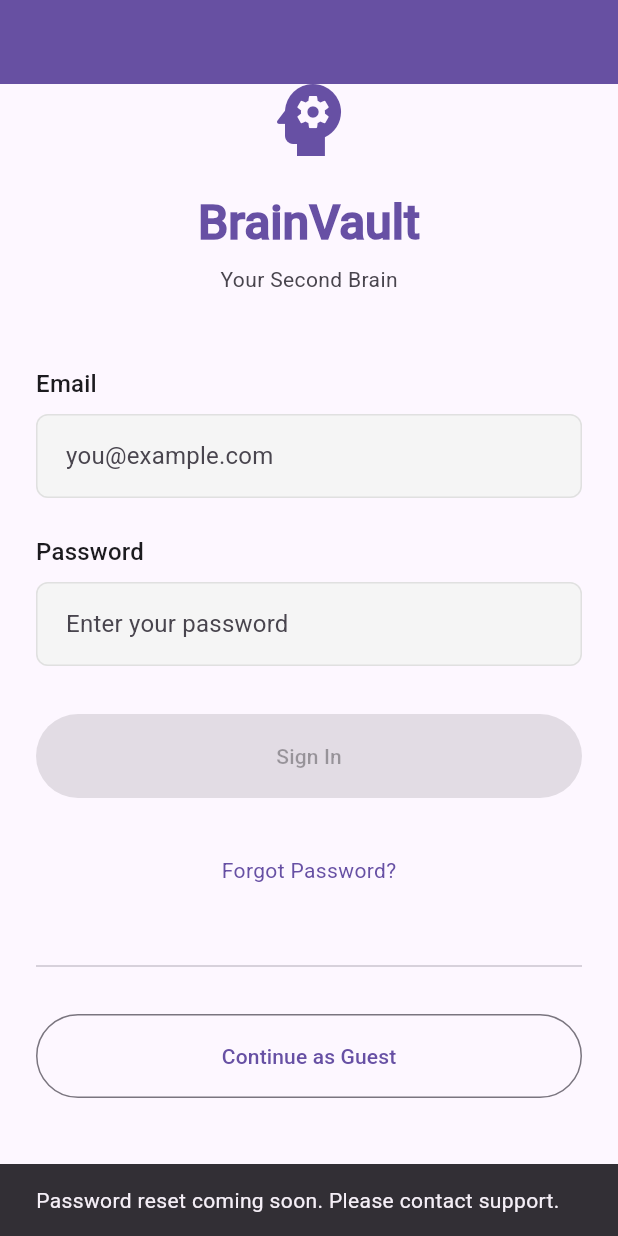
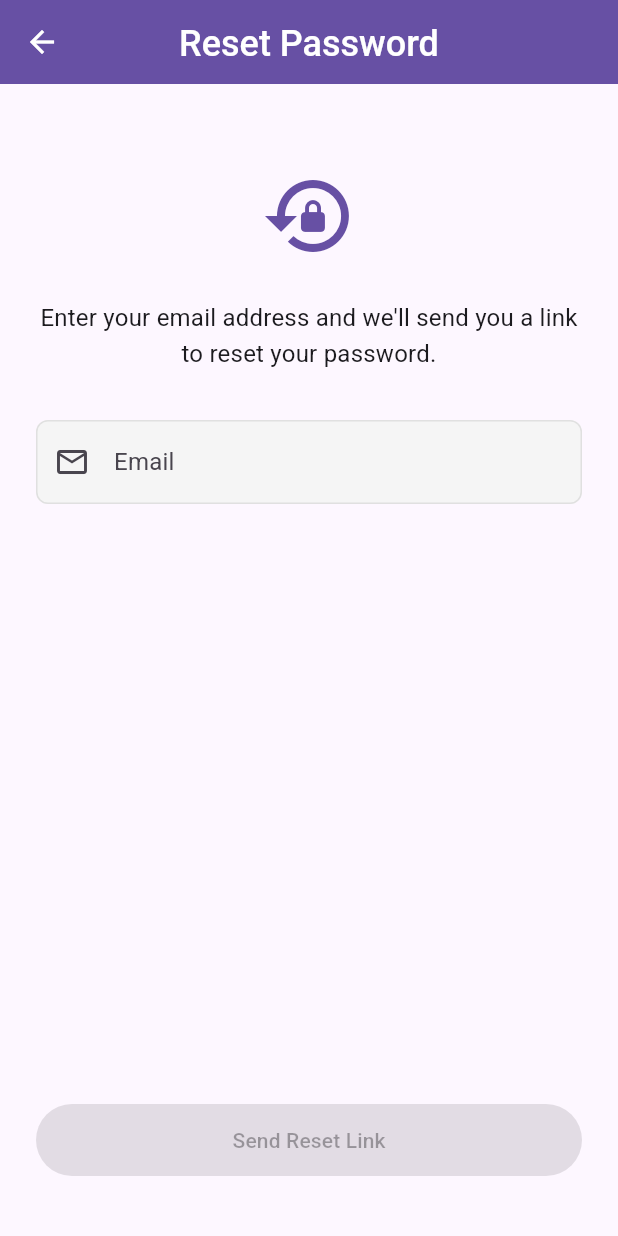
Before and after one commit to AvishkaGihan/brainvault-rag-mobile, a Flutter app: the screen it shows after launch, scrolled down 64 dp, after a tap on "Forgot Password?", on a phone screen of 412 x 824 dp. Run offline on Flutter 3.47's test engine with Material 3 defaults, Android fonts, the phone set to English and light mode, and no system bars; our stand-ins replace cloud_firestore, dio, firebase_auth, firebase_core, flutter_riverpod, go_router and 1 more; accounts and stored records are empty; generated files the repository leaves out were written again.

Commit message:
feat: implement password reset feature (Story 2-6)
- Add ResetPasswordUseCase for password reset business logic
- Implement forgot password screen with email validation
- Add password reset form provider for consistent state management
- Create comprehensive unit and widget tests
- Fix email validation to use centralized validators
- Update auth provider with password reset functionality
- Add route configuration for forgot password screen

All acceptance criteria met:
- Forgot password link on login screen
- Password reset screen UI with validation
- Send reset email with success/error handling
- Security: prevents email enumeration attacks
- Loading states and user feedback
- Navigation and error handling

```diff
--- a/mobile/lib/app/routes.dart
+++ b/mobile/lib/app/routes.dart
@@ -7,6 +7,7 @@ import '../features/auth/presentation/providers/auth_provider.dart';
 import '../features/auth/presentation/screens/login_screen.dart';
 import '../features/auth/presentation/screens/register_screen.dart';
 import '../features/auth/presentation/screens/splash_screen.dart';
+import '../features/auth/presentation/screens/forgot_password_screen.dart';
 import '../features/documents/presentation/screens/documents_screen.dart';
 import '../features/chat/presentation/screens/chat_screen.dart';
 import '../features/settings/presentation/screens/settings_screen.dart';
@@ -56,7 +57,8 @@ final routerProvider = Provider<GoRouter>((ref) {
       final user = authState.value;
       final isLoggingIn =
           state.matchedLocation == '/login' ||
-          state.matchedLocation == '/register';
+          state.matchedLocation == '/register' ||
+          state.matchedLocation == '/forgot-password';
       final isSplash = state.matchedLocation == '/';
 
       // User is authenticated
@@ -81,6 +83,11 @@ final routerProvider = Provider<GoRouter>((ref) {
       GoRoute(
         path: '/register',
         builder: (context, state) => const RegisterScreen(),
+      ),
+      GoRoute(
+        path: '/forgot-password',
+        name: 'forgot-password',
+        builder: (context, state) => const ForgotPasswordScreen(),
       ),
       GoRoute(path: '/home', builder: (context, state) => const HomeScreen()),
       GoRoute(
--- a/mobile/lib/features/auth/data/datasources/auth_remote_datasource.dart
+++ b/mobile/lib/features/auth/data/datasources/auth_remote_datasource.dart
@@ -30,6 +30,9 @@ abstract class AuthRemoteDataSource {
 
   /// Sign out the current user
   Future<void> signOut();
+
+  /// Send password reset email
+  Future<void> sendPasswordResetEmail(String email);
 }
 
 /// Implementation of AuthRemoteDataSource
@@ -115,6 +118,19 @@ class AuthRemoteDataSourceImpl implements AuthRemoteDataSource {
     }
   }
 
+  @override
+  Future<void> sendPasswordResetEmail(String email) async {
+    try {
+      await _firebaseAuth.sendPasswordResetEmail(email: email.trim());
+    } on FirebaseAuthException catch (e) {
+      throw AuthException(_mapFirebaseError(e));
+    } catch (e) {
+      throw AuthException(
+        'Failed to send password reset email: ${e.toString()}',
+      );
+    }
+  }
+
   /// Map Firebase error codes to user-friendly messages
   String _mapFirebaseError(FirebaseAuthException e) {
     switch (e.code) {
--- a/mobile/lib/features/auth/data/repositories/auth_repository_impl.dart
+++ b/mobile/lib/features/auth/data/repositories/auth_repository_impl.dart
@@ -73,6 +73,11 @@ class AuthRepositoryImpl implements AuthRepository {
   @override
   Future<void> signOut() => remoteDataSource.signOut();
 
+  @override
+  Future<void> sendPasswordResetEmail(String email) async {
+    return await remoteDataSource.sendPasswordResetEmail(email);
+  }
+
   /// Map Firebase User to domain User entity
   User _mapFirebaseUserToEntity(firebase.User firebaseUser) {
     return User(
--- a/mobile/lib/features/auth/domain/repositories/auth_repository.dart
+++ b/mobile/lib/features/auth/domain/repositories/auth_repository.dart
@@ -24,4 +24,10 @@ abstract class AuthRepository {
 
   /// Sign out the current user
   Future<void> signOut();
+
+  /// Send password reset email
+  /// Always succeeds to prevent email enumeration attacks.
+  /// Actual email is only sent if email exists in Firebase.
+  /// Throws [Exception] on network errors or rate limits.
+  Future<void> sendPasswordResetEmail(String email);
 }
--- /dev/null
+++ b/mobile/lib/features/auth/domain/usecases/reset_password.dart
@@ -0,0 +1,25 @@
+import '../repositories/auth_repository.dart';
+
+/// Use case for sending password reset email
+///
+/// This use case handles the password reset flow:
+/// 1. Validates email format (caller responsibility)
+/// 2. Calls Firebase to send reset email
+/// 3. Returns success result regardless of email existence (security)
+///
+/// Note: Firebase doesn't reveal if an email exists, preventing enumeration attacks.
+class ResetPasswordUseCase {
+  final AuthRepository authRepository;
+
+  ResetPasswordUseCase({required this.authRepository});
+
+  /// Send password reset email to the provided email address
+  ///
+  /// Always returns success to prevent email enumeration.
+  /// Actual email is only sent if email exists in Firebase.
+  ///
+  /// Throws [Exception] on network errors or rate limits.
+  Future<void> call(String email) async {
+    await authRepository.sendPasswordResetEmail(email);
+  }
+}
--- a/mobile/lib/features/auth/presentation/providers/auth_provider.dart
+++ b/mobile/lib/features/auth/presentation/providers/auth_provider.dart
@@ -7,6 +7,7 @@ import '../../domain/repositories/auth_repository.dart';
 import '../../domain/usecases/sign_in_as_guest.dart';
 import '../../domain/usecases/sign_in.dart';
 import '../../domain/usecases/sign_up.dart';
+import '../../domain/usecases/reset_password.dart';
 import '../../../../core/utils/validators.dart';
 
 /// Authentication providers and state management for the BrainVault app
@@ -40,6 +41,12 @@ final signUpUseCaseProvider = Provider<SignUpUseCase>((ref) {
 final signInUseCaseProvider = Provider<SignInUseCase>((ref) {
   final repository = ref.watch(authRepositoryProvider);
   return SignInUseCase(authRepository: repository);
+});
+
+/// Provider for ResetPasswordUseCase
+final resetPasswordUseCaseProvider = Provider<ResetPasswordUseCase>((ref) {
+  final repository = ref.watch(authRepositoryProvider);
+  return ResetPasswordUseCase(authRepository: repository);
 });
 
 /// Stream provider for authentication state changes
@@ -406,6 +413,117 @@ final loginProvider = AsyncNotifierProvider<LoginNotifier, void>(() {
   return LoginNotifier();
 });
 
+/// Notifier for handling password reset
+/// Manages the async password reset process and state
+class PasswordResetNotifier extends AsyncNotifier<void> {
+  @override
+  void build() {}
+
+  /// Sends password reset email to the provided email address
+  /// Always shows success to prevent email enumeration attacks
+  Future<void> sendResetEmail(String email) async {
+    state = const AsyncValue.loading();
+    try {
+      final useCase = ref.watch(resetPasswordUseCaseProvider);
+      await useCase.call(email);
+      state = const AsyncValue.data(null);
+    } catch (e, st) {
+      state = AsyncValue.error(_mapPasswordResetErrorToUserMessage(e), st);
+    }
+  }
+
+  /// Resets the password reset state
+  void reset() {
+    state = const AsyncValue.data(null);
+  }
+}
+
+/// Provider for PasswordResetNotifier
+/// Exposes the password reset async state and actions to the UI
+final passwordResetProvider =
+    AsyncNotifierProvider<PasswordResetNotifier, void>(() {
+      return PasswordResetNotifier();
+    });
+
+/// State class for forgot password form
+/// Manages form fields, validation errors, and loading state
+class ForgotPasswordFormState {
+  final String email;
+  final bool isLoading;
+  final String? emailError;
+  final String? generalError;
+
+  const ForgotPasswordFormState({
+    this.email = '',
+    this.isLoading = false,
+    this.emailError,
+    this.generalError,
+  });
+
+  ForgotPasswordFormState copyWith({
+    String? email,
+    bool? isLoading,
+    String? emailError,
+    String? generalError,
+  }) {
+    return ForgotPasswordFormState(
+      email: email ?? this.email,
+      isLoading: isLoading ?? this.isLoading,
+      emailError: emailError,
+      generalError: generalError,
+    );
+  }
+
+  bool get isEmailValid => isValidEmail(email);
+
+  bool get isFormValid => isEmailValid && !isLoading;
+}
+
+/// Notifier for managing forgot password form state
+/// Handles form field updates, validation, and form reset
+class ForgotPasswordFormNotifier extends Notifier<ForgotPasswordFormState> {
+  @override
+  ForgotPasswordFormState build() {
+    return const ForgotPasswordFormState();
+  }
+
+  /// Updates the email field and validates it
+  void setEmail(String email) {
+    final error = validateEmail(email);
+    state = state.copyWith(email: email, emailError: error);
+  }
+
+  /// Sets loading state
+  void setLoading(bool loading) {
+    state = state.copyWith(isLoading: loading);
+  }
+
+  /// Sets general error message
+  void setGeneralError(String? error) {
+    state = state.copyWith(generalError: error);
+  }
+
+  /// Clears validation errors
+  void clearErrors() {
+    state = state.copyWith(emailError: null, generalError: null);
+  }
+
+  /// Resets the form to initial state
+  void reset() {
+    state = const ForgotPasswordFormState();
+  }
+
+  /// Validates email and returns error message if invalid
+  String? validateEmail(String email) => getEmailError(email);
+}
+
+/// Provider for ForgotPasswordFormNotifier
+/// Exposes the forgot password form state and actions to the UI
+final forgotPasswordFormProvider =
+    NotifierProvider<ForgotPasswordFormNotifier, ForgotPasswordFormState>(() {
+      return ForgotPasswordFormNotifier();
+    });
+
 /// Provider that determines if a user is currently authenticated
 final isAuthenticatedProvider = Provider<bool>((ref) {
   final user = ref.watch(authStateProvider);
@@ -449,3 +567,20 @@ String _mapErrorToUserMessage(Object error) {
   }
   return 'Sign-in failed. Please try again.';
 }
+
+/// Maps password reset errors to user-friendly messages
+/// Context-specific error handling for password reset flow per AC7
+String _mapPasswordResetErrorToUserMessage(Object error) {
+  if (error is Exception) {
+    final message = error.toString();
+    if (message.contains('network-request-failed') ||
+        message.contains('Network error')) {
+      return 'Couldn\'t send reset link. Please check your internet connection.';
+    } else if (message.contains('too-many-requests')) {
+      return 'Too many requests. Please try again in a few minutes.';
+    } else if (message.contains('invalid-email')) {
+      return 'Please enter a valid email address.';
+    }
+  }
+  return 'Something went wrong. Please try again.';
+}
--- /dev/null
+++ b/mobile/lib/features/auth/presentation/screens/forgot_password_screen.dart
@@ -0,0 +1,170 @@
+import 'package:flutter/material.dart';
+import 'package:flutter_riverpod/flutter_riverpod.dart';
+import 'package:go_router/go_router.dart';
+
+import '../../../../core/utils/validators.dart';
+import '../providers/auth_provider.dart';
+
+/// Screen for password reset via email
+///
+/// Allows users to enter their email and receive a password reset link.
+/// Firebase sends reset email if email exists, silently succeeds otherwise.
+class ForgotPasswordScreen extends ConsumerStatefulWidget {
+  const ForgotPasswordScreen({super.key});
+
+  @override
+  ConsumerState<ForgotPasswordScreen> createState() =>
+      _ForgotPasswordScreenState();
+}
+
+class _ForgotPasswordScreenState extends ConsumerState<ForgotPasswordScreen> {
+  final _formKey = GlobalKey<FormState>();
+
+  @override
+  void dispose() {
+    super.dispose();
+  }
+
+  Future<void> _sendResetEmail() async {
+    if (!_formKey.currentState!.validate()) return;
+
+    final formState = ref.read(forgotPasswordFormProvider);
+    final email = formState.email.trim();
+
+    // Set loading state
+    ref.read(forgotPasswordFormProvider.notifier).setLoading(true);
+
+    try {
+      await ref.read(passwordResetProvider.notifier).sendResetEmail(email);
+
+      // Clear loading and show success
+      ref.read(forgotPasswordFormProvider.notifier).setLoading(false);
+
+      // Always show success message (even if email doesn't exist)
+      if (mounted) {
+        const snackBarDuration = Duration(seconds: 4);
+        ScaffoldMessenger.of(context).showSnackBar(
+          SnackBar(
+            content: const Text(
+              'Reset link sent to your email. Please check your inbox.',
+            ),
+            backgroundColor: Theme.of(context).colorScheme.primary,
+            duration: snackBarDuration,
+          ),
+        );
+
+        // Navigate back to login after snackbar duration + short delay for visual feedback
+        Future.delayed(
+          snackBarDuration + const Duration(milliseconds: 500),
+          () {
+            if (mounted) context.pop();
+          },
+        );
+      }
+    } catch (e) {
+      // Clear loading on error
+      ref.read(forgotPasswordFormProvider.notifier).setLoading(false);
+      // Error is handled by the provider and shown via AsyncValue
+      // The UI will automatically show the error state
+    }
+  }
+
+  @override
+  Widget build(BuildContext context) {
+    final formState = ref.watch(forgotPasswordFormProvider);
+
+    // Show error snackbar if there's an error
+    ref.listen(passwordResetProvider, (previous, next) {
+      if (next.hasError && next.error != null) {
+        ScaffoldMessenger.of(context).showSnackBar(
+          SnackBar(
+            content: Text(next.error.toString()),
+            backgroundColor: Theme.of(context).colorScheme.error,
+          ),
+        );
+      }
+    });
+
+    return Scaffold(
+      appBar: AppBar(title: const Text('Reset Password')),
+      body: Padding(
+        padding: const EdgeInsets.all(24.0),
+        child: Form(
+          key: _formKey,
+          child: Column(
+            crossAxisAlignment: CrossAxisAlignment.stretch,
+            children: [
+              const SizedBox(height: 32),
+
+              // Icon
+              Icon(
+                Icons.lock_reset,
+                size: 64,
+                color: Theme.of(context).colorScheme.primary,
+              ),
+
+              const SizedBox(height: 24),
+
+              // Explanatory text
+              Text(
+                'Enter your email address and we\'ll send you a link to reset your password.',
+                style: Theme.of(context).textTheme.bodyLarge,
+                textAlign: TextAlign.center,
+              ),
+
+              const SizedBox(height: 32),
+
+              // Email field
+              TextFormField(
+                initialValue: formState.email,
+                enabled: !formState.isLoading,
+                keyboardType: TextInputType.emailAddress,
+                decoration: InputDecoration(
+                  labelText: 'Email',
+                  hintText: 'Enter your email',
+                  prefixIcon: const Icon(Icons.email_outlined),
+                  border: const OutlineInputBorder(),
+                  errorText: formState.emailError,
+                ),
+                onChanged: (value) {
+                  ref.read(forgotPasswordFormProvider.notifier).setEmail(value);
+                },
+                validator: (value) {
+                  if (value == null || value.isEmpty) {
+                    return 'Please enter your email';
+                  }
+                  if (!isValidEmail(value)) {
+                    return 'Please enter a valid email address';
+                  }
+                  return null;
+                },
+              ),
+
+              const Spacer(),
+
+              // Send button
+              FilledButton(
+                onPressed: formState.isFormValid ? _sendResetEmail : null,
+                style: FilledButton.styleFrom(
+                  minimumSize: const Size.fromHeight(48),
+                ),
+                child: formState.isLoading
+                    ? const SizedBox(
+                        height: 20,
+                        width: 20,
+                        child: CircularProgressIndicator(
+                          strokeWidth: 2,
+                          color: Colors.white,
+                        ),
+                      )
+                    : const Text('Send Reset Link'),
+              ),
+
+              const SizedBox(height: 16),
+            ],
+          ),
+        ),
+      ),
+    );
+  }
+}
--- a/mobile/lib/features/auth/presentation/screens/login_screen.dart
+++ b/mobile/lib/features/auth/presentation/screens/login_screen.dart
@@ -90,16 +90,7 @@ class _LoginScreenState extends ConsumerState<LoginScreen> {
                 // Forgot Password link
                 Center(
                   child: TextButton(
-                    onPressed: () {
-                      // TODO: Navigate to password reset screen (Story 2.6)
-                      ScaffoldMessenger.of(context).showSnackBar(
-                        const SnackBar(
-                          content: Text(
-                            'Password reset coming soon. Please contact support.',
-                          ),
-                        ),
-                      );
-                    },
+                    onPressed: () => context.push('/forgot-password'),
                     child: Text(
                       'Forgot Password?',
                       style: Theme.of(context).textTheme.bodyMedium?.copyWith(
```
Also changed, not shown: 3 other files.
